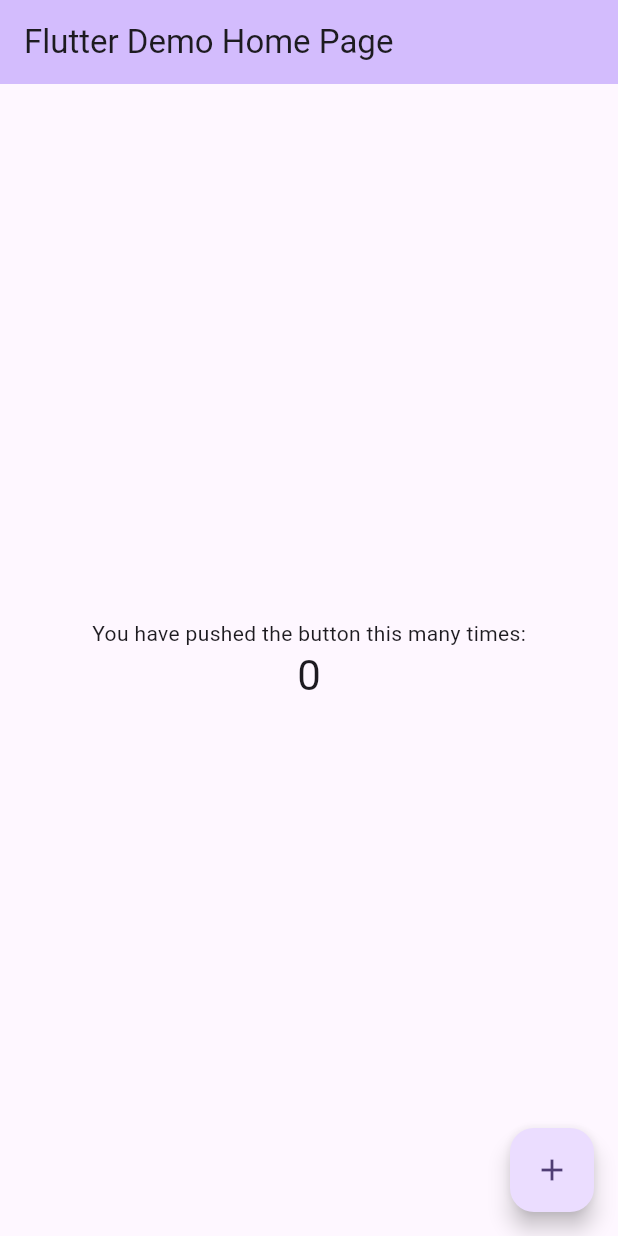
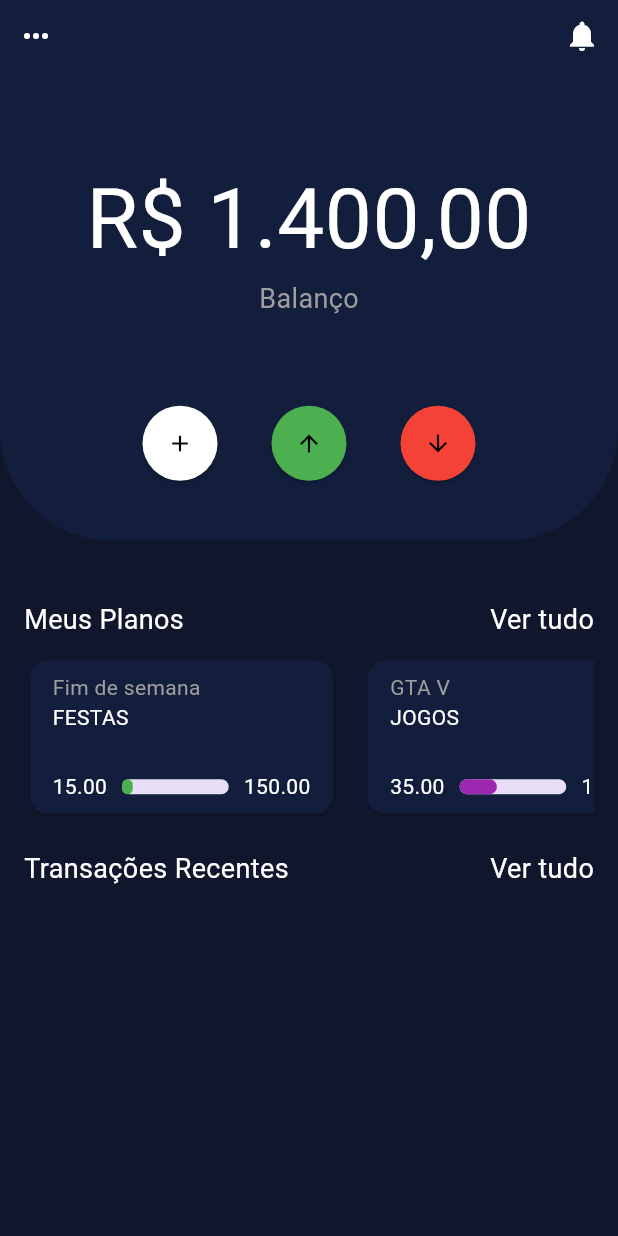
Before and after one commit to Math-GSilva/smart_wallet, a Flutter app: the screen it shows after launch, on a phone screen of 412 x 824 dp. Run offline on Flutter 3.47's test engine with Material 2 defaults, Android fonts, the light colour scheme and no system bars.

Commit message:
✔️: Commit para salvar algumas alterações e novas telas.

```diff
--- a/lib/main.dart
+++ b/lib/main.dart
@@ -1,4 +1,5 @@
 import 'package:flutter/material.dart';
+import 'package:smart_wallet/presentation/pages/home_page/home_page_screen.dart';
 
 void main() {
   runApp(const MyApp());
@@ -7,119 +8,16 @@ void main() {
 class MyApp extends StatelessWidget {
   const MyApp({super.key});
 
-  // This widget is the root of your application.
   @override
   Widget build(BuildContext context) {
     return MaterialApp(
       title: 'Flutter Demo teste',
+      debugShowCheckedModeBanner: false,
       theme: ThemeData(
-        // This is the theme of your application.
-        //
-        // TRY THIS: Try running your application with "flutter run". You'll see
-        // the application has a blue toolbar. Then, without quitting the app,
-        // try changing the seedColor in the colorScheme below to Colors.green
-        // and then invoke "hot reload" (save your changes or press the "hot
-        // reload" button in a Flutter-supported IDE, or press "r" if you used
-        // the command line to start the app).
-        //
-        // Notice that the counter didn't reset back to zero; the application
-        // state is not lost during the reload. To reset the state, use hot
-        // restart instead.
-        //
-        // This works for code too, not just values: Most code changes can be
-        // tested with just a hot reload.
         colorScheme: ColorScheme.fromSeed(seedColor: Colors.deepPurple),
         useMaterial3: true,
       ),
-      home: const MyHomePage(title: 'Flutter Demo Home Page'),
+      home: const HomePage(),
     );
   }
 }
-
-class MyHomePage extends StatefulWidget {
-  const MyHomePage({super.key, required this.title});
-
-  // This widget is the home page of your application. It is stateful, meaning
-  // that it has a State object (defined below) that contains fields that affect
-  // how it looks.
-
-  // This class is the configuration for the state. It holds the values (in this
-  // case the title) provided by the parent (in this case the App widget) and
-  // used by the build method of the State. Fields in a Widget subclass are
-  // always marked "final".
-
-  final String title;
-
-  @override
-  State<MyHomePage> createState() => _MyHomePageState();
-}
-
-class _MyHomePageState extends State<MyHomePage> {
-  int _counter = 0;
-
-  void _incrementCounter() {
-    setState(() {
-      // This call to setState tells the Flutter framework that something has
-      // changed in this State, which causes it to rerun the build method below
-      // so that the display can reflect the updated values. If we changed
-      // _counter without calling setState(), then the build method would not be
-      // called again, and so nothing would appear to happen.
-      _counter++;
-    });
-  }
-
-  @override
-  Widget build(BuildContext context) {
-    // This method is rerun every time setState is called, for instance as done
-    // by the _incrementCounter method above.
-    //
-    // The Flutter framework has been optimized to make rerunning build methods
-    // fast, so that you can just rebuild anything that needs updating rather
-    // than having to individually change instances of widgets.
-    return Scaffold(
-      appBar: AppBar(
-        // TRY THIS: Try changing the color here to a specific color (to
-        // Colors.amber, perhaps?) and trigger a hot reload to see the AppBar
-        // change color while the other colors stay the same.
-        backgroundColor: Theme.of(context).colorScheme.inversePrimary,
-        // Here we take the value from the MyHomePage object that was created by
-        // the App.build method, and use it to set our appbar title.
-        title: Text(widget.title),
-      ),
-      body: Center(
-        // Center is a layout widget. It takes a single child and positions it
-        // in the middle of the parent.
-        child: Column(
-          // Column is also a layout widget. It takes a list of children and
-          // arranges them vertically. By default, it sizes itself to fit its
-          // children horizontally, and tries to be as tall as its parent.
-          //
-          // Column has various properties to control how it sizes itself and
-          // how it positions its children. Here we use mainAxisAlignment to
-          // center the children vertically; the main axis here is the vertical
-          // axis because Columns are vertical (the cross axis would be
-          // horizontal).
-          //
-          // TRY THIS: Invoke "debug painting" (choose the "Toggle Debug Paint"
-          // action in the IDE, or press "p" in the console), to see the
-          // wireframe for each widget.
-          mainAxisAlignment: MainAxisAlignment.center,
-          children: <Widget>[
-            const Text(
-              'You have pushed the button this many times:',
-            ),
-            Text(
-              '$_counter',
-              style: Theme.of(context).textTheme.headlineMedium,
-            ),
-          ],
-        ),
-      ),
-      floatingActionButton: FloatingActionButton(
-        onPressed: _incrementCounter,
-        tooltip: 'Increment',
-        child: const Icon(Icons.add),
-      ), // This trailing comma makes auto-formatting nicer for build methods.
-    );
-  }
-}
--- /dev/null
+++ b/lib/presentation/pages/home_page/home_page_screen.dart
@@ -0,0 +1,51 @@
+import 'package:flutter/material.dart';
+import 'package:smart_wallet/presentation/pages/home_page/widgets/card_plano.dart';
+import 'package:smart_wallet/presentation/pages/home_page/widgets/circle_icon.dart';
+import 'package:smart_wallet/presentation/pages/home_page/widgets/header_icon.dart';
+import 'package:smart_wallet/presentation/pages/home_page/widgets/planos_list_view.dart';
+
+class HomePage extends StatelessWidget {
+  const HomePage({super.key});
+
+  @override
+  Widget build(BuildContext context) {
+
+
+    return const SafeArea(
+      child: Scaffold(
+        backgroundColor: Color(0xff10172c),
+        body: Column(
+          children: [
+            Expanded(
+                flex: 7,
+                child: HeaderIcon()
+            ),
+            Expanded(
+                flex: 4,
+                child: PlanosListView()),
+            Expanded(
+                flex: 5,
+                child: Padding(
+                  padding: EdgeInsets.only(left: 16, right: 16),
+                  child: Column(
+                    children: [
+                      Row(
+                        mainAxisAlignment: MainAxisAlignment.spaceBetween,
+                        children: [
+                          Text("Transações Recentes",
+                              style:
+                              TextStyle(color: Colors.white, fontSize: 18)),
+                          Text("Ver tudo",
+                              style:
+                              TextStyle(color: Colors.white, fontSize: 18))
+                        ],
+                      ),
+                    ],
+                  ),
+                ))
+          ],
+        ),
+      ),
+    );
+  }
+}
--- /dev/null
+++ b/lib/presentation/pages/home_page/widgets/card_plano.dart
@@ -0,0 +1,73 @@
+import 'package:flutter/material.dart';
+
+class CardPlanoWidget extends StatelessWidget {
+  final String categoria;
+  final String descricao;
+  final Color cor;
+  final double estimado;
+  final double atual;
+  const CardPlanoWidget({super.key, required this.categoria, required this.descricao, required this.cor, required this.estimado, required this.atual});
+
+  @override
+  Widget build(BuildContext context) {
+    return Padding(
+      padding: const EdgeInsets.only(top: 10, right: 15 ),
+      child: SizedBox(
+        height: 100,
+        width: 210,
+        child: Card(
+          color: const Color(0xFF121e3c),
+          child: Padding(
+            padding: const EdgeInsets.symmetric(horizontal: 15, vertical: 8),
+            child: Column(
+              mainAxisAlignment: MainAxisAlignment.spaceBetween,
+              children: [
+                Column(
+                  children: [
+                    Row(
+                      children: [
+                        Text(
+                          descricao,
+                          style: const TextStyle(
+                              color: Colors.grey
+                          ),
+                        ),
+                      ],
+                    ),
+                    Row(
+                      children: [
+                        Text(
+                          categoria,
+                          style: const TextStyle(
+                              color: Colors.white
+                          ),
+                        ),
+                      ],
+                    ),
+                  ],
+                ),
+                Row(
+                  children: [
+                    Text(atual.toStringAsFixed(2), style: const TextStyle(color: Colors.white),),
+                    Expanded(
+                      child: Padding(
+                        padding: const EdgeInsets.symmetric(horizontal: 10),
+                        child: LinearProgressIndicator(
+                            color: cor,
+                            value: atual / estimado,
+                            minHeight: 10,
+                            borderRadius: const BorderRadius.all(Radius.circular(10))
+                        ),
+                      ),
+                    ),
+                    Text(estimado.toStringAsFixed(2), style: const TextStyle(color: Colors.white)),
+                  ],
+                )
+              ],
+            ),
+          ),
+        ),
+      ),
+    );
+  }
+}
--- /dev/null
+++ b/lib/presentation/pages/home_page/widgets/circle_icon.dart
@@ -0,0 +1,27 @@
+import 'package:flutter/material.dart';
+
+class CircleIcon extends StatelessWidget {
+  final IconData icon;
+  final Color color;
+  final double size;
+  final void Function() onPressed;
+  const CircleIcon({super.key, required this.color, required this.icon, required this.size, required this.onPressed});
+
+  @override
+  Widget build(BuildContext context) {
+    return Padding(
+      padding: EdgeInsets.symmetric(horizontal: 10),
+      child: ElevatedButton(
+        onPressed: onPressed,
+        child: Icon(
+          icon,
+          color: Colors.black,
+        ),
+        style: ElevatedButton.styleFrom(
+            backgroundColor: color,
+            shape: CircleBorder(),
+            minimumSize: Size(size, size)),
+      ),
+    );
+  }
+}
--- /dev/null
+++ b/lib/presentation/pages/home_page/widgets/header_icon.dart
@@ -0,0 +1,77 @@
+import 'package:flutter/material.dart';
+
+import 'circle_icon.dart';
+
+class HeaderIcon extends StatelessWidget {
+  const HeaderIcon({super.key});
+
+  @override
+  Widget build(BuildContext context) {
+    return Container(
+      decoration: BoxDecoration(
+        color: Color(0xFF121e3c),
+        borderRadius: BorderRadius.only(
+          bottomLeft: Radius.circular(75.0),
+          bottomRight: Radius.circular(75.0),
+        ),
+      ),
+      child: Column(
+        children: [
+          Expanded(
+              child: Column(
+                mainAxisAlignment: MainAxisAlignment.spaceBetween,
+                children: [
+                  Row(
+                    mainAxisAlignment: MainAxisAlignment.spaceBetween,
+                    children: [
+                      IconButton(
+                          onPressed: () {},
+                          icon: Icon(
+                            Icons.more_horiz,
+                            color: Colors.white,
+                          )),
+                      IconButton(
+                          onPressed: () {},
+                          icon: Icon(
+                            Icons.notifications,
+                            color: Colors.white,
+                          )),
+                    ],
+                  ),
+                  Row(
+                    mainAxisAlignment: MainAxisAlignment.center,
+                    children: [
+                      Column(
+                        children: [
+                          Text(
+                            "R\$ 1.400,00",
+                            style: TextStyle(color: Colors.white, fontSize: 56),
+                          ),
+                          Text(
+                            "Balanço",
+                            style: TextStyle(color: Colors.grey, fontSize: 18),
+                          ),
+                        ],
+                      )
+                    ],
+                  ),
+                  Padding(
+                    padding: EdgeInsets.only(bottom: 40.0),
+                    child: Row(
+                      mainAxisAlignment: MainAxisAlignment.center,
+                      children: [
+                        CircleIcon(color: Colors.white, icon: Icons.add, size: 50, onPressed: (){},),
+                        CircleIcon(color: Colors.green, icon: Icons.arrow_upward_outlined, size: 50,onPressed: (){}),
+                        CircleIcon(color: Colors.red, icon: Icons.arrow_downward_outlined, size: 50,onPressed: (){})
+                      ],
+                    ),
+                  )
+                ],
+              )),
+          //Expanded(child: child),
+          //Expanded(child: child),
+        ],
+      ),
+    );
+  }
+}
--- /dev/null
+++ b/lib/presentation/pages/home_page/widgets/planos_list_view.dart
@@ -0,0 +1,65 @@
+import 'package:flutter/material.dart';
+
+import 'card_plano.dart';
+
+class PlanosListView extends StatelessWidget {
+  static const List<CardPlanoWidget> lista = [
+     CardPlanoWidget(
+        categoria: "FESTAS",
+        descricao: "Fim de semana",
+        cor: Colors.green,
+        estimado: 150,
+        atual: 15),
+    CardPlanoWidget(
+        categoria: "JOGOS",
+        descricao: "GTA V",
+        cor: Colors.purple,
+        estimado: 100,
+        atual: 35),
+    CardPlanoWidget(
+        categoria: "COMIDA",
+        descricao: "Arroz e feijao",
+        cor: Colors.blue,
+        estimado: 200,
+        atual: 25)
+  ];
+  const PlanosListView({super.key});
+
+  @override
+  Widget build(BuildContext context) {
+    return Padding(
+      padding: const EdgeInsets.only(left: 16, right: 16, top: 40),
+      child: Column(
+        children: [
+          const Row(
+            mainAxisAlignment: MainAxisAlignment.spaceBetween,
+            children: [
+              Text("Meus Planos",
+                  style:
+                  TextStyle(color: Colors.white, fontSize: 18)),
+              Text("Ver tudo",
+                  style:
+                  TextStyle(color: Colors.white, fontSize: 18))
+            ],
+          ),
+          Row(
+            children: [
+              Expanded(
+                child: Container(
+                  height: 120,
+                  child: ListView.builder(
+                    scrollDirection: Axis.horizontal,
+                    itemCount: lista.length,
+                    itemBuilder: (context, index) {
+                      return lista[index];
+                    },
+                  ),
+                ),
+              )
+            ],
+          )
+        ],
+      ),
+    );
+  }
+}
```
Also changed, not shown: pubspec.lock.
